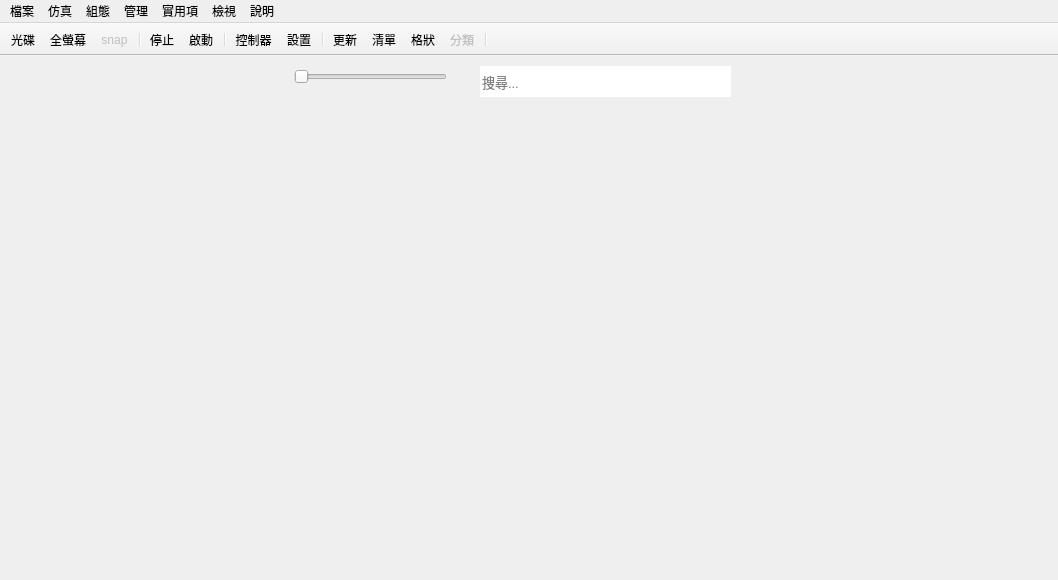
Before: the Qt Designer form rpcs3/rpcs3qt/main_window.ui in RPCS3/rpcs3, drawn with Qt 5.
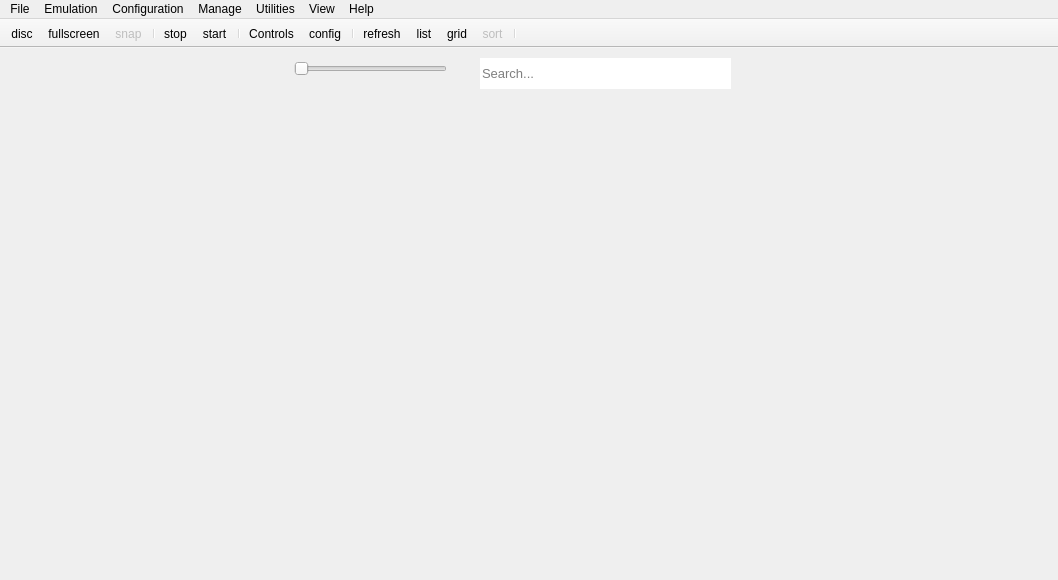
After: the same form once the commit is applied. Icons and pictures are not drawn.

What changed in the file:
```diff
--- a/rpcs3/rpcs3qt/main_window.ui
+++ b/rpcs3/rpcs3qt/main_window.ui
@@ -73,7 +73,7 @@
      <bool>false</bool>
     </property>
     <property name="placeholderText">
-     <string>搜尋...</string>
+     <string>Search...</string>
     </property>
     <property name="clearButtonEnabled">
      <bool>false</bool>
@@ -141,7 +141,7 @@
      <x>0</x>
      <y>0</y>
      <width>1058</width>
-     <height>38</height>
+     <height>26</height>
     </rect>
    </property>
    <property name="contextMenuPolicy">
@@ -149,7 +149,7 @@
    </property>
    <widget class="QMenu" name="menuFile">
     <property name="title">
-     <string>檔案</string>
+     <string>File</string>
     </property>
     <widget class="QMenu" name="bootRecentMenu">
      <property name="enabled">
@@ -176,7 +176,7 @@
    </widget>
    <widget class="QMenu" name="menuEmulation">
     <property name="title">
-     <string>仿真</string>
+     <string>Emulation</string>
     </property>
     <addaction name="sysPauseAct"/>
     <addaction name="sysStopAct"/>
@@ -187,7 +187,7 @@
    </widget>
    <widget class="QMenu" name="menuConfiguration">
     <property name="title">
-     <string>組態</string>
+     <string>Configuration</string>
     </property>
     <addaction name="confCPUAct"/>
     <addaction name="confGPUAct"/>
@@ -201,7 +201,7 @@
    </widget>
    <widget class="QMenu" name="menuManage">
     <property name="title">
-     <string>管理</string>
+     <string>Manage</string>
     </property>
     <addaction name="confVFSDialogAct"/>
     <addaction name="separator"/>
@@ -212,7 +212,7 @@
    </widget>
    <widget class="QMenu" name="menuUtilities">
     <property name="title">
-     <string>實用項</string>
+     <string>Utilities</string>
     </property>
     <addaction name="toolsCgDisasmAct"/>
     <addaction name="toolskernel_explorerAct"/>
@@ -224,7 +224,7 @@
    </widget>
    <widget class="QMenu" name="menuView">
     <property name="title">
-     <string>檢視</string>
+     <string>View</string>
     </property>
     <widget class="QMenu" name="menuGame_List_Icons">
      <property name="title">
@@ -268,7 +268,7 @@
    </widget>
    <widget class="QMenu" name="menuHelp">
     <property name="title">
-     <string>說明</string>
+     <string>Help</string>
     </property>
     <addaction name="actionCheck_for_Updates"/>
     <addaction name="separator"/>
@@ -775,7 +775,7 @@
      <normaloff>:/Icons/pause.png</normaloff>:/Icons/pause.png</iconset>
    </property>
    <property name="text">
-    <string>啟動</string>
+    <string>start</string>
    </property>
    <property name="toolTip">
     <string>暫停仿真</string>
@@ -787,7 +787,7 @@
      <normaloff>:/Icons/stop.png</normaloff>:/Icons/stop.png</iconset>
    </property>
    <property name="text">
-    <string>停止</string>
+    <string>stop</string>
    </property>
    <property name="toolTip">
     <string>停止仿真</string>
@@ -799,7 +799,7 @@
      <normaloff>:/Icons/configure.png</normaloff>:/Icons/configure.png</iconset>
    </property>
    <property name="text">
-    <string>設置</string>
+    <string>config</string>
    </property>
    <property name="toolTip">
     <string>組態</string>
@@ -811,10 +811,10 @@
      <normaloff>:/Icons/controls.png</normaloff>:/Icons/controls.png</iconset>
    </property>
    <property name="text">
-    <string>控制器</string>
+    <string>Controls</string>
    </property>
    <property name="iconText">
-    <string>控制器</string>
+    <string>Controls</string>
    </property>
    <property name="toolTip">
     <string>設置控制器</string>
@@ -847,7 +847,7 @@
      <normaloff>:/Icons/fullscreen.png</normaloff>:/Icons/fullscreen.png</iconset>
    </property>
    <property name="text">
-    <string>全螢幕</string>
+    <string>fullscreen</string>
    </property>
    <property name="toolTip">
     <string>切換全螢幕</string>
@@ -859,7 +859,7 @@
      <normaloff>:/Icons/list.png</normaloff>:/Icons/list.png</iconset>
    </property>
    <property name="text">
-    <string>清單</string>
+    <string>list</string>
    </property>
    <property name="toolTip">
     <string>切換清單模式</string>
@@ -871,7 +871,7 @@
      <normaloff>:/Icons/grid.png</normaloff>:/Icons/grid.png</iconset>
    </property>
    <property name="text">
-    <string>格狀</string>
+    <string>grid</string>
    </property>
    <property name="toolTip">
     <string>切換格狀模式</string>
@@ -886,7 +886,7 @@
      <normaloff>:/Icons/sort.png</normaloff>:/Icons/sort.png</iconset>
    </property>
    <property name="text">
-    <string>分類</string>
+    <string>sort</string>
    </property>
    <property name="toolTip">
     <string>排序選項</string>
@@ -904,7 +904,7 @@
      <normaloff>:/Icons/refresh.png</normaloff>:/Icons/refresh.png</iconset>
    </property>
    <property name="text">
-    <string>更新</string>
+    <string>refresh</string>
    </property>
    <property name="toolTip">
     <string>更新遊戲清單</string>
@@ -916,7 +916,7 @@
      <normaloff>:/Icons/disc.png</normaloff>:/Icons/disc.png</iconset>
    </property>
    <property name="text">
-    <string>光碟</string>
+    <string>disc</string>
    </property>
    <property name="toolTip">
     <string>啟動遊戲</string>
```
Left out of the diff: 172 changed lines with no effect on the pictures.
